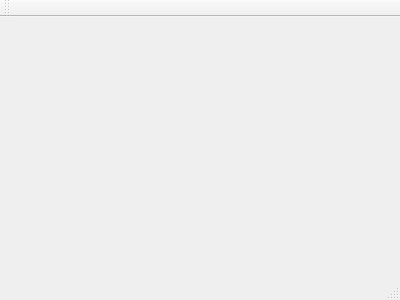
Qt form mainwindow.ui (astralien3000/tinySASIAE) before a commit.
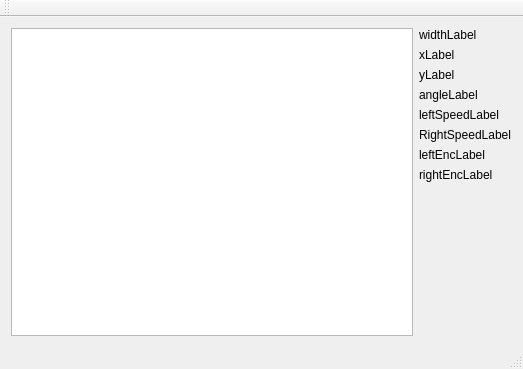
The same form after that commit.

Commit message: User interface.

```diff
--- a/mainwindow.ui
+++ b/mainwindow.ui
@@ -1,24 +1,121 @@
 <ui version="4.0">
  <class>MainWindow</class>
- <widget class="QMainWindow" name="MainWindow" >
-  <property name="geometry" >
+ <widget class="QMainWindow" name="MainWindow">
+  <property name="geometry">
    <rect>
     <x>0</x>
     <y>0</y>
-    <width>400</width>
-    <height>300</height>
+    <width>523</width>
+    <height>369</height>
    </rect>
   </property>
   <property name="windowTitle" >
    <string>MainWindow</string>
   </property>
-  <widget class="QMenuBar" name="menuBar" />
-  <widget class="QToolBar" name="mainToolBar" />
-  <widget class="QWidget" name="centralWidget" />
-  <widget class="QStatusBar" name="statusBar" />
+  <widget class="QWidget" name="centralWidget">
+   <layout class="QHBoxLayout" name="horizontalLayout" stretch="5,1">
+    <item>
+     <widget class="QGraphicsView" name="graphicsView"/>
+    </item>
+    <item>
+     <layout class="QVBoxLayout" name="verticalLayout">
+      <item>
+       <widget class="QLabel" name="widthLabel">
+        <property name="text">
+         <string>widthLabel</string>
+        </property>
+       </widget>
+      </item>
+      <item>
+       <widget class="QLabel" name="xLabel">
+        <property name="text">
+         <string>xLabel</string>
+        </property>
+       </widget>
+      </item>
+      <item>
+       <widget class="QLabel" name="yLabel">
+        <property name="text">
+         <string>yLabel</string>
+        </property>
+       </widget>
+      </item>
+      <item>
+       <widget class="QLabel" name="angleLabel">
+        <property name="enabled">
+         <bool>true</bool>
+        </property>
+        <property name="text">
+         <string>angleLabel</string>
+        </property>
+       </widget>
+      </item>
+      <item>
+       <widget class="QLabel" name="leftSpeedLabel">
+        <property name="text">
+         <string>leftSpeedLabel</string>
+        </property>
+       </widget>
+      </item>
+      <item>
+       <widget class="QLabel" name="rightSpeedLabel">
+        <property name="text">
+         <string>RightSpeedLabel</string>
+        </property>
+       </widget>
+      </item>
+      <item>
+       <widget class="QLabel" name="leftEncLabel">
+        <property name="text">
+         <string>leftEncLabel</string>
+        </property>
+       </widget>
+      </item>
+      <item>
+       <widget class="QLabel" name="rightEncLabel">
+        <property name="text">
+         <string>rightEncLabel</string>
+        </property>
+       </widget>
+      </item>
+      <item>
+       <spacer name="verticalSpacer">
+        <property name="orientation">
+         <enum>Qt::Vertical</enum>
+        </property>
+        <property name="sizeHint" stdset="0">
+         <size>
+          <width>20</width>
+          <height>40</height>
+         </size>
+        </property>
+       </spacer>
+      </item>
+     </layout>
+    </item>
+   </layout>
+  </widget>
+  <widget class="QMenuBar" name="menuBar">
+   <property name="geometry">
+    <rect>
+     <x>0</x>
+     <y>0</y>
+     <width>523</width>
+     <height>27</height>
+    </rect>
+   </property>
+  </widget>
+  <widget class="QToolBar" name="mainToolBar">
+   <attribute name="toolBarArea">
+    <enum>TopToolBarArea</enum>
+   </attribute>
+   <attribute name="toolBarBreak">
+    <bool>false</bool>
+   </attribute>
+  </widget>
+  <widget class="QStatusBar" name="statusBar"/>
  </widget>
- <layoutDefault spacing="6" margin="11" />
- <pixmapfunction></pixmapfunction>
+ <layoutdefault spacing="6" margin="11"/>
  <resources/>
  <connections/>
 </ui>
```
Left out of the diff: 3 changed lines with no effect on the pictures. The commit also changes 3 other files.
